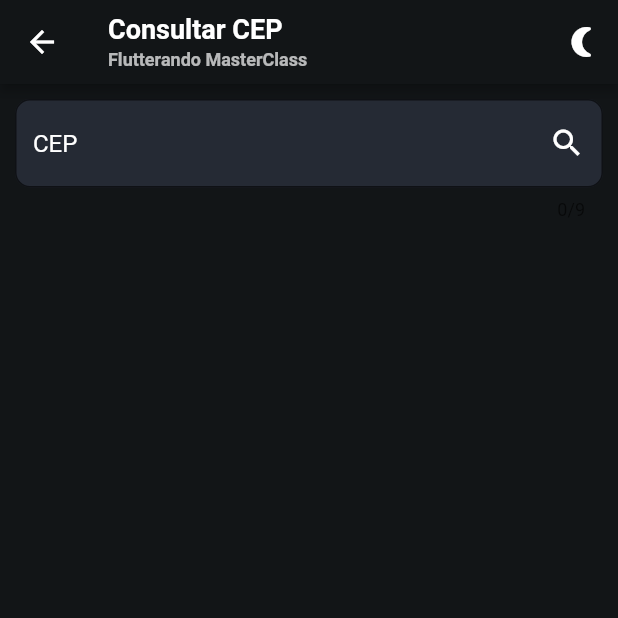
After one commit to eseiji/bsafer, a Flutter app: the CEPFinderView screen opened by its route, on a phone screen of 412 x 824 dp, the top half of it. The commit adds this screen. Run offline on Flutter 3.47's test engine with Material 2 defaults, Android fonts, the light colour scheme and no system bars; our stand-ins replace get, mask_text_input_formatter; network calls fail; statements that could not run were skipped.

Commit message:
tela consultaCEP

```diff
--- a/lib/main.dart
+++ b/lib/main.dart
@@ -1,3 +1,4 @@
+import 'package:bsafer/view/cep_finder.view.dart';
 import 'package:bsafer/view/cpf_generator.view.dart';
 import 'package:bsafer/view/cpf_validator.view.dart';
 import 'package:bsafer/view/design_patterns.view.dart';
@@ -10,13 +11,12 @@ import 'package:flutter/material.dart';
 
 Future<void> main() async {
   WidgetsFlutterBinding.ensureInitialized();
-  runApp(MyApp());
+  runApp(const MyApp());
 }
 
 class MyApp extends StatelessWidget {
   const MyApp({Key? key}) : super(key: key);
 
-  // This widget is the root of your application.
   @override
   Widget build(BuildContext context) {
     return MaterialApp(
@@ -36,92 +36,8 @@ class MyApp extends StatelessWidget {
         '/cpf-validator': (context) => const CPFValidatorView(),
         '/tinder': (context) => const TinderView(),
         '/money-page': (context) => const MoneyPageView(),
+        '/cep-finder': (context) => const CEPFinderView(),
       },
     );
   }
 }
-
-class MyHomePage extends StatefulWidget {
-  const MyHomePage({Key? key, required this.title}) : super(key: key);
-
-  // This widget is the home page of your application. It is stateful, meaning
-  // that it has a State object (defined below) that contains fields that affect
-  // how it looks.
-
-  // This class is the configuration for the state. It holds the values (in this
-  // case the title) provided by the parent (in this case the App widget) and
-  // used by the build method of the State. Fields in a Widget subclass are
-  // always marked "final".
-
-  final String title;
-
-  @override
-  State<MyHomePage> createState() => _MyHomePageState();
-}
-
-class _MyHomePageState extends State<MyHomePage> {
-  int _counter = 0;
-
-  void _incrementCounter() {
-    setState(() {
-      // This call to setState tells the Flutter framework that something has
-      // changed in this State, which causes it to rerun the build method below
-      // so that the display can reflect the updated values. If we changed
-      // _counter without calling setState(), then the build method would not be
-      // called again, and so nothing would appear to happen.
-      _counter++;
-    });
-  }
-
-  @override
-  Widget build(BuildContext context) {
-    // This method is rerun every time setState is called, for instance as done
-    // by the _incrementCounter method above.
-    //
-    // The Flutter framework has been optimized to make rerunning build methods
-    // fast, so that you can just rebuild anything that needs updating rather
-    // than having to individually change instances of widgets.
-    return Scaffold(
-      appBar: AppBar(
-        // Here we take the value from the MyHomePage object that was created by
-        // the App.build method, and use it to set our appbar title.
-        title: Text(widget.title),
-      ),
-      body: Center(
-        // Center is a layout widget. It takes a single child and positions it
-        // in the middle of the parent.
-        child: Column(
-          // Column is also a layout widget. It takes a list of children and
-          // arranges them vertically. By default, it sizes itself to fit its
-          // children horizontally, and tries to be as tall as its parent.
-          //
-          // Invoke "debug painting" (press "p" in the console, choose the
-          // "Toggle Debug Paint" action from the Flutter Inspector in Android
-          // Studio, or the "Toggle Debug Paint" command in Visual Studio Code)
-          // to see the wireframe for each widget.
-          //
-          // Column has various properties to control how it sizes itself and
-          // how it positions its children. Here we use mainAxisAlignment to
-          // center the children vertically; the main axis here is the vertical
-          // axis because Columns are vertical (the cross axis would be
-          // horizontal).
-          mainAxisAlignment: MainAxisAlignment.center,
-          children: <Widget>[
-            const Text(
-              'You have pushed the button this many times:',
-            ),
-            Text(
-              '$_counter',
-              style: Theme.of(context).textTheme.headline4,
-            ),
-          ],
-        ),
-      ),
-      floatingActionButton: FloatingActionButton(
-        onPressed: _incrementCounter,
-        tooltip: 'Increment',
-        child: const Icon(Icons.add),
-      ), // This trailing comma makes auto-formatting nicer for build methods.
-    );
-  }
-}
--- a/lib/services/api_github.dart
+++ b/lib/services/api_github.dart
@@ -10,7 +10,7 @@ class ApiGithubService {
       var jsonResponse = await convert.jsonDecode(response.body);
       return jsonResponse;
     } else {
-      throw Exception('Erro: ${response.body}');
+      throw Exception('Error status code: ${response.statusCode}');
     }
   }
 
--- /dev/null
+++ b/lib/services/api_viacep.dart
@@ -0,0 +1,16 @@
+import 'package:http/http.dart' as http;
+import 'dart:convert' as convert;
+
+class ApiViaCEP {
+  Future<Map<String, dynamic>> findCEP(String cep) async {
+    var url = Uri.parse('https://viacep.com.br/ws/$cep/json/');
+    final response = await http.get(url);
+    if (response.statusCode == 200) {
+      var jsonResponse = await convert.jsonDecode(response.body);
+      return jsonResponse;
+    } else {
+      return {"statusCode": response.statusCode};
+      // throw Exception('Error status code: ${response.statusCode}');
+    }
+  }
+}
--- /dev/null
+++ b/lib/view/cep_finder.view.dart
@@ -0,0 +1,15 @@
+import 'package:bsafer/view/components/app_bar.dart';
+import 'package:bsafer/view/components/cep_finder_body.dart';
+import 'package:flutter/material.dart';
+
+class CEPFinderView extends StatelessWidget {
+  const CEPFinderView({Key? key}) : super(key: key);
+
+  @override
+  Widget build(BuildContext context) {
+    return Scaffold(
+      appBar: appBar('Consultar CEP'),
+      body: const CEPFinderBody(),
+    );
+  }
+}
--- /dev/null
+++ b/lib/view/components/cep_finder_body.dart
@@ -0,0 +1,188 @@
+import 'package:bsafer/services/api_viacep.dart';
+import 'package:flutter/material.dart';
+import 'package:mask_text_input_formatter/mask_text_input_formatter.dart';
+
+class CEPFinderBody extends StatefulWidget {
+  const CEPFinderBody({Key? key}) : super(key: key);
+
+  @override
+  State<CEPFinderBody> createState() => _CEPFinderBodyState();
+}
+
+class _CEPFinderBodyState extends State<CEPFinderBody> {
+  final _cepTextFieldController = TextEditingController();
+  late Map<String, dynamic> _cepInfo;
+  late String _cep;
+  final _apiViaCEP = ApiViaCEP();
+  bool validCEP = false;
+
+  final cepMaskFormatter = MaskTextInputFormatter(
+    mask: '#####-###',
+    filter: {
+      "#": RegExp(r'\d'),
+    },
+    type: MaskAutoCompletionType.lazy,
+  );
+
+  void findCEP() async {
+    validCEP = false;
+    _cep = _cepTextFieldController.text;
+    final response = await _apiViaCEP.findCEP(_cep);
+    if (response.containsKey('statusCode')) {
+      setState(() {
+        validCEP = false;
+      });
+    } else {
+      setState(() {
+        validCEP = true;
+        _cepInfo = response;
+      });
+    }
+  }
+
+  @override
+  Widget build(BuildContext context) {
+    return Column(
+      children: [
+        Expanded(
+          child: Container(
+            padding: const EdgeInsets.all(10.0),
+            decoration: const BoxDecoration(
+              color: Color(0xff121517),
+            ),
+            child: Column(
+              mainAxisAlignment: MainAxisAlignment.start,
+              children: [
+                Row(
+                  children: [
+                    Expanded(
+                      child: TextField(
+                        maxLength: 9,
+                        controller: _cepTextFieldController,
+                        inputFormatters: [cepMaskFormatter],
+                        keyboardType: TextInputType.number,
+                        style: const TextStyle(color: Colors.white),
+                        decoration: InputDecoration(
+                          filled: true,
+                          fillColor: const Color(0xFF252A34),
+                          border: const OutlineInputBorder(
+                            borderRadius: BorderRadius.all(
+                              Radius.circular(10.0),
+                            ),
+                          ),
+                          focusedBorder: const OutlineInputBorder(
+                            borderRadius: BorderRadius.all(
+                              Radius.circular(10.0),
+                            ),
+                            borderSide: BorderSide(
+                              color: Colors.transparent,
+                            ),
+                          ),
+                          hintText: 'CEP',
+                          hintStyle: const TextStyle(color: Colors.white),
+                          suffixIcon: IconButton(
+                            onPressed: findCEP,
+                            icon: const Icon(
+                              Icons.search,
+                              color: Colors.white,
+                            ),
+                          ),
+                        ),
+                      ),
+                    ),
+                  ],
+                ),
+                const SizedBox(height: 15),
+                validCEP
+                    ? Column(
+                        children: [
+                          Container(
+                            padding: const EdgeInsets.all(15),
+                            decoration: BoxDecoration(
+                              color: const Color(0xFF252A34),
+                              borderRadius: BorderRadius.circular(10),
+                            ),
+                            child: Text(
+                              _cepInfo["logradouro"],
+                              style: const TextStyle(
+                                color: Colors.white,
+                                fontSize: 15,
+                              ),
+                            ),
+                          ),
+                          const SizedBox(height: 15),
+                          _cepInfo.containsValue('complemento')
+                              ? Container(
+                                  padding: const EdgeInsets.all(15),
+                                  decoration: BoxDecoration(
+                                    color: const Color(0xFF252A34),
+                                    borderRadius: BorderRadius.circular(10),
+                                  ),
+                                  child: Text(
+                                    _cepInfo["complemento"],
+                                    style: const TextStyle(
+                                      color: Colors.white,
+                                      fontSize: 20,
+                                      fontWeight: FontWeight.bold,
+                                    ),
+                                  ),
+                                )
+                              : const SizedBox(height: 0, width: 0),
+                          Container(
+                            padding: const EdgeInsets.all(15),
+                            decoration: BoxDecoration(
+                              color: const Color(0xFF252A34),
+                              borderRadius: BorderRadius.circular(10),
+                            ),
+                            child: Text(
+                              _cepInfo["bairro"],
+                              style: const TextStyle(
+                                color: Colors.white,
+                                fontSize: 15,
+                              ),
+                            ),
+                          ),
+                          const SizedBox(height: 15),
+                          Container(
+                            padding: const EdgeInsets.all(15),
+                            decoration: BoxDecoration(
+                              color: const Color(0xFF252A34),
+                              borderRadius: BorderRadius.circular(10),
+                            ),
+                            child: RichText(
+                              text: TextSpan(
+                                text: _cepInfo["localidade"],
+                                style: const TextStyle(
+                                  color: Colors.white,
+                                  fontSize: 15,
+                                ),
+                                children: [
+                                  const TextSpan(
+                                    text: '-',
+                                    style: TextStyle(
+                                      color: Colors.white,
+                                      fontSize: 15,
+                                    ),
+                                  ),
+                                  TextSpan(
+                                    text: _cepInfo["uf"],
+                                    style: const TextStyle(
+                                      color: Colors.white,
+                                      fontSize: 15,
+                                    ),
+                                  ),
+                                ],
+                              ),
+                            ),
+                          ),
+                        ],
+                      )
+                    : const SizedBox(height: 0, width: 0),
+              ],
+            ),
+          ),
+        ),
+      ],
+    );
+  }
+}
--- a/lib/view/components/design_patterns_body.dart
+++ b/lib/view/components/design_patterns_body.dart
@@ -38,7 +38,11 @@ class _DesignPatternsBodyState extends State<DesignPatternsBody> {
                     page: 'cpf-validator',
                   ),
                   SizedBox(height: 15),
-                  SharedCard(index: 3, title: 'Alguma coisa', page: ''),
+                  SharedCard(
+                    index: 3,
+                    title: 'Consulta de CEPs',
+                    page: 'cep-finder',
+                  ),
                 ],
               ),
             ),
--- a/lib/view/components/mockup_reading_body.dart
+++ b/lib/view/components/mockup_reading_body.dart
@@ -28,7 +28,7 @@ class _MockupReadingBodyState extends State<MockupReadingBody> {
                   SizedBox(height: 5),
                   SharedCard(index: 1, title: 'Money Page', page: 'money-page'),
                   SizedBox(height: 15),
-                  SharedCard(index: 1, title: 'Tinder++', page: 'tinder'),
+                  SharedCard(index: 2, title: 'Tinder++', page: 'tinder'),
                   SizedBox(height: 15),
                   SharedCard(index: 3, title: 'Facebook', page: ''),
                 ],
--- a/lib/view/components/money_page_body.dart
+++ b/lib/view/components/money_page_body.dart
@@ -44,7 +44,6 @@ class MoneyPageBody extends StatelessWidget {
                     height: 60,
                     decoration: BoxDecoration(
                       color: Colors.orange,
-                      // border: Border.all(color: Colors.white),
                       borderRadius: BorderRadius.circular(10),
                     ),
                     child: Row(
```
Also changed, not shown: lib/view/components/cpf_validator_body.dart (+6 -5 lines).
